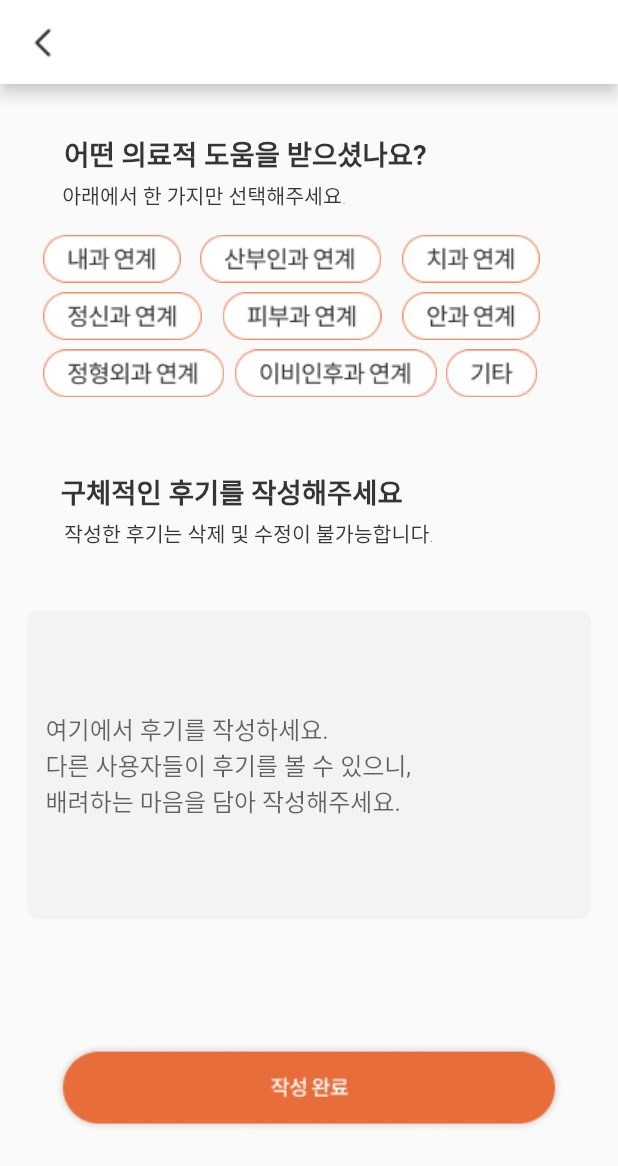
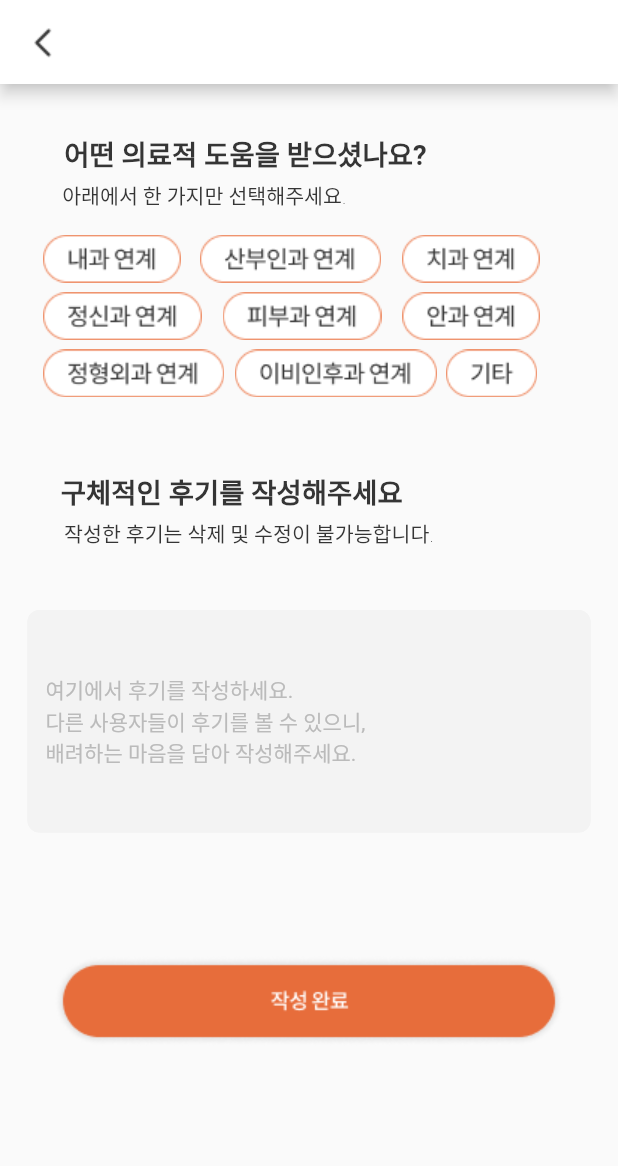
Before and after one commit to GDSC-SWU/2023-TeenHelper-SolutionChallenge, a Flutter app: the review_write_screen screen opened directly with empty values, on a phone screen of 412 x 824 dp. Shown: the top 1166 px of the screen. Run offline on Flutter 3.47's test engine with Material 2 defaults, Android fonts, the phone set to English and light mode, and no system bars; our stand-ins replace carousel_slider, cloud_firestore, firebase_auth, firebase_core, flutter_dotenv, flutter_form_builder and 11 more; missing offline and left inert: chat_gpt_sdk, mysql1, translator; accounts and stored records are empty.

Commit message:
fix: review_write_screen design edit

```diff
--- a/lib/map/review_write_screen.dart
+++ b/lib/map/review_write_screen.dart
@@ -351,7 +351,7 @@ class _review_write_screen extends State<review_write_screen> {
                 Container(
                   margin: EdgeInsets.fromLTRB(ScreenUtil().setWidth(16), ScreenUtil().setHeight(24), ScreenUtil().setWidth(16), 0),
                   child: SizedBox(
-                    height: ScreenUtil().setHeight(200),
+                    height: ScreenUtil().setHeight(144),
                     width: ScreenUtil().setWidth(328),
                     child: TextField(
                       maxLines: null,
@@ -359,6 +359,7 @@ class _review_write_screen extends State<review_write_screen> {
                       keyboardType: TextInputType.multiline,
                       controller: _reviewTextEditController,
                       decoration: InputDecoration(
+                        // contentPadding: EdgeInsets.fromLTRB( 0, 16,  0, 0),
                         filled: true,
                         fillColor: Color(0xFFF3F3F3),
                         enabledBorder: OutlineInputBorder(
@@ -370,6 +371,7 @@ class _review_write_screen extends State<review_write_screen> {
                             borderSide: BorderSide(color: Color(0xFFF3F3F3))
                         ),
                         hintText: '여기에서 후기를 작성하세요.\n다른 사용자들이 후기를 볼 수 있으니,\n배려하는 마음을 담아 작성해주세요.',
+                        hintStyle: TextStyle(fontSize: 14.0, color: Color(0XFFBBBBBB)),
                       ),
                     ),
                   ),
```
